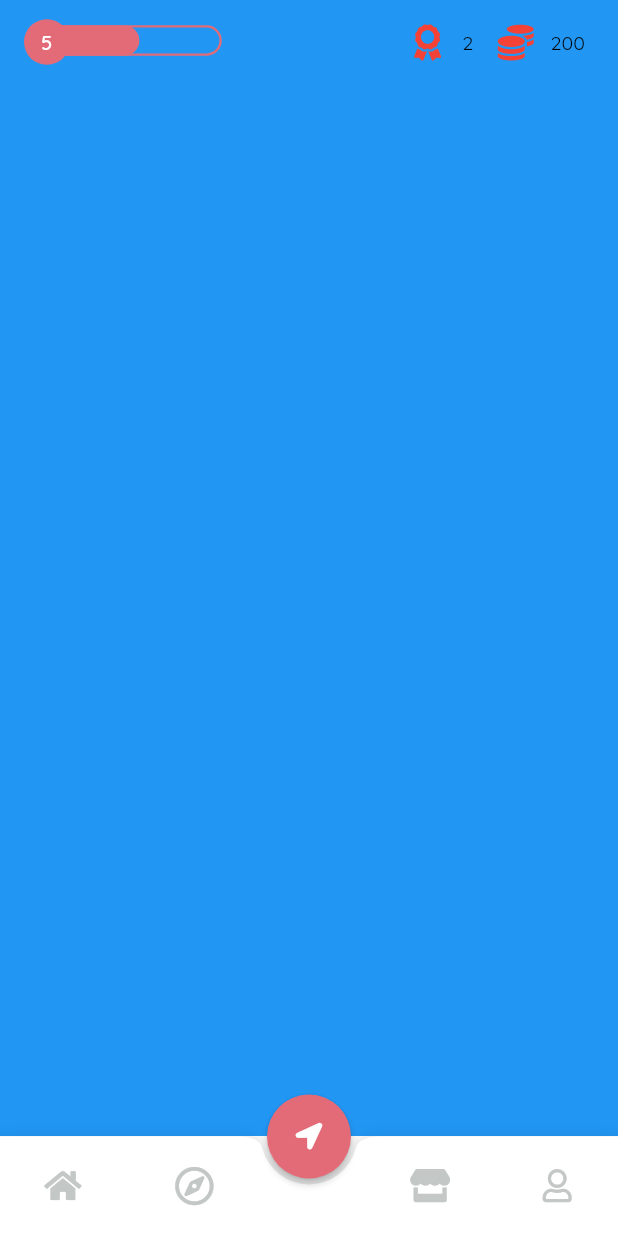
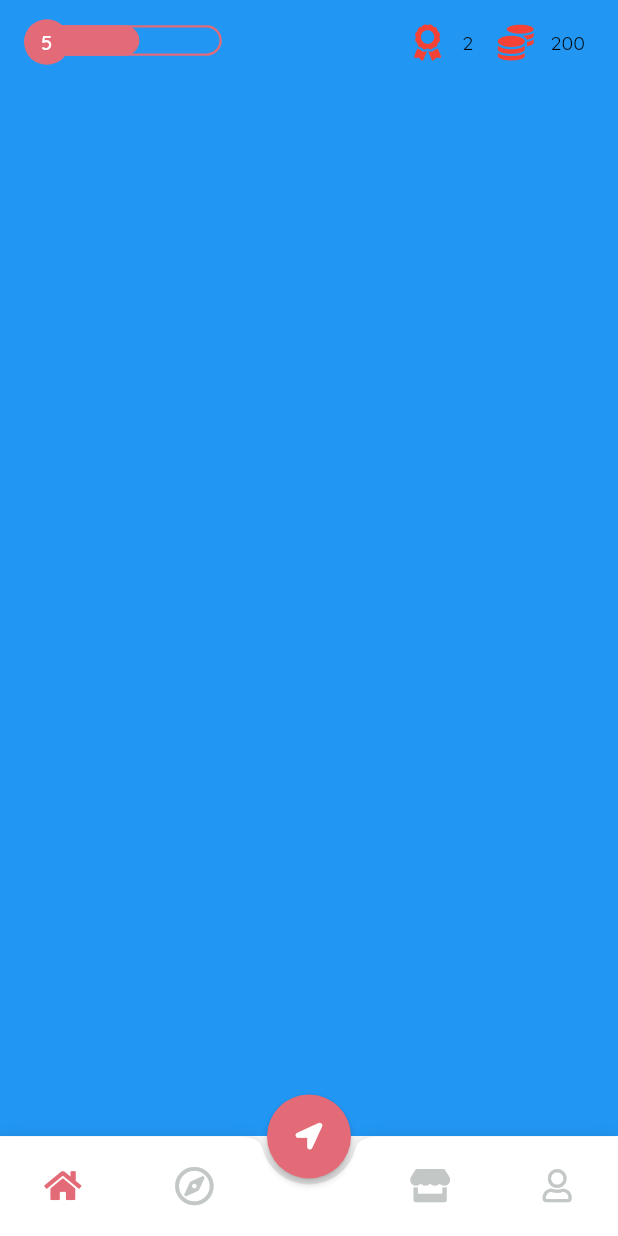
Before and after one commit to Nischal10/Redshift, a Flutter app: the screen it shows after launch, on a phone screen of 412 x 824 dp. Run offline on Flutter 3.47's test engine with Material 2 defaults, Android fonts, the phone set to English and light mode, and no system bars; our stand-ins replace flare_flutter, flutter_screenutil, font_awesome_flutter.

Commit message:
Added page selected color

```diff
--- a/lib/uiwidgets/game_scaffold/game_scaffold.dart
+++ b/lib/uiwidgets/game_scaffold/game_scaffold.dart
@@ -71,7 +71,9 @@ class _GameScaffoldState extends State<GameScaffold> {
                   splashColor: Color(AppColors.primary),
                   child: Icon(
                     FontAwesomeIcons.home,
-                    color: Color(0xffC3C7C6),
+                    color: selectedPage == 0
+                        ? Color(AppColors.primary)
+                        : Color(0xffC3C7C6),
                     size: FontSize.fontSize20,
                   ),
                 ),
@@ -87,7 +89,9 @@ class _GameScaffoldState extends State<GameScaffold> {
                 splashColor: Color(AppColors.primary),
                 child: Icon(
                   FontAwesomeIcons.compass,
-                  color: Color(0xffC3C7C6),
+                  color: selectedPage == 1
+                      ? Color(AppColors.primary)
+                      : Color(0xffC3C7C6),
                   size: FontSize.fontSize24,
                 ),
               ),
@@ -103,7 +107,9 @@ class _GameScaffoldState extends State<GameScaffold> {
                 splashColor: Color(AppColors.primary),
                 child: Icon(
                   FontAwesomeIcons.store,
-                  color: Color(0xffC3C7C6),
+                  color: selectedPage == 2
+                      ? Color(AppColors.primary)
+                      : Color(0xffC3C7C6),
                   size: FontSize.fontSize20,
                 ),
               ),
@@ -122,7 +128,9 @@ class _GameScaffoldState extends State<GameScaffold> {
                   splashColor: Color(AppColors.primary),
                   child: Icon(
                     FontAwesomeIcons.user,
-                    color: Color(0xffC3C7C6),
+                    color: selectedPage == 3
+                        ? Color(AppColors.primary)
+                        : Color(0xffC3C7C6),
                     size: FontSize.fontSize20,
                   ),
                 ),
@@ -136,6 +144,11 @@ class _GameScaffoldState extends State<GameScaffold> {
         children: <Widget>[
           PageView(
             controller: pageController,
+            onPageChanged: (page) {
+              setState(() {
+                selectedPage = page;
+              });
+            },
             children: <Widget>[
               Container(
                 width: double.infinity,
```
